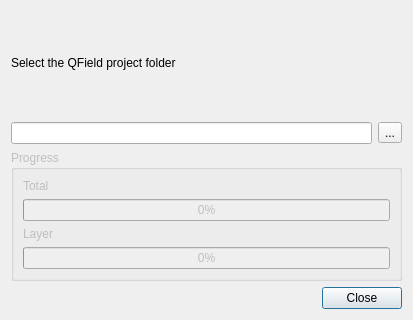
The window that qfieldsync/ui/synchronize_dialog.ui (opengisch/qfieldsync) describes before a commit, drawn with Qt 5.
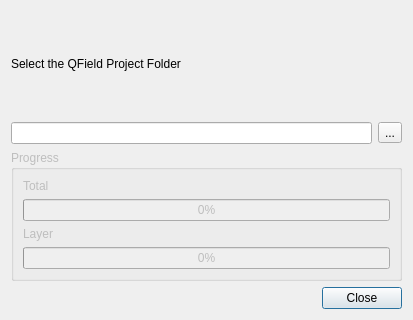
The same window after the commit.

Patch:
```diff
--- a/qfieldsync/ui/synchronize_dialog.ui
+++ b/qfieldsync/ui/synchronize_dialog.ui
@@ -17,10 +17,7 @@
    <item>
     <widget class="QLabel" name="label">
      <property name="text">
-      <string>&lt;html&gt;&lt;head/&gt;&lt;body&gt;&lt;p&gt;Select the QField project folder&lt;/p&gt;&lt;/body&gt;&lt;/html&gt;</string>
-     </property>
-     <property name="textFormat">
-      <enum>Qt::RichText</enum>
+      <string>Select the QField Project Folder</string>
      </property>
     </widget>
    </item>
```
Left out of the diff: 2 changed lines with no effect on the pictures.
